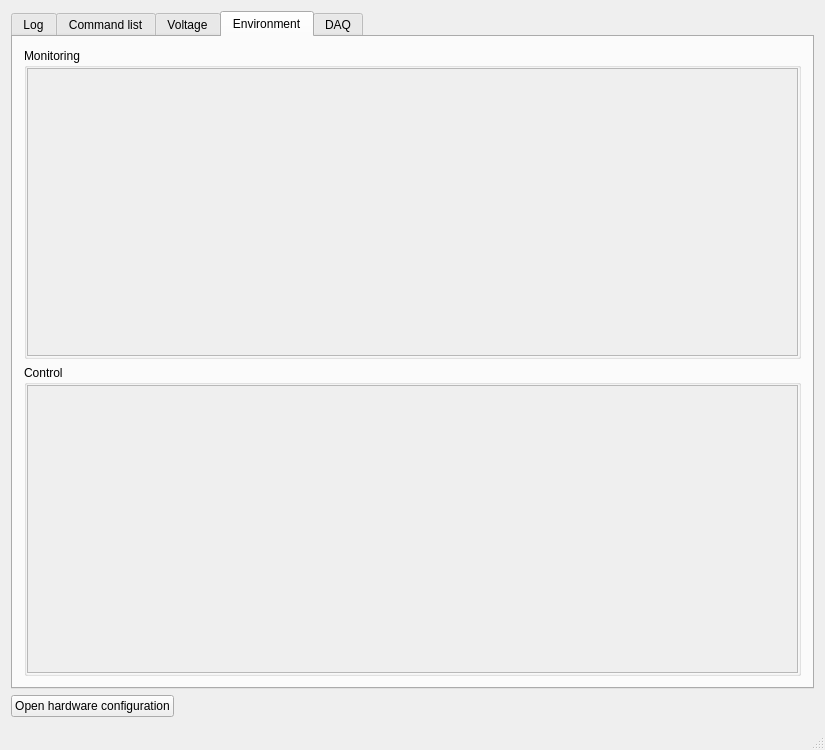
Above: gui/mainwindow.ui from jrueb/Burn-InSetupControlSoftware before the change. Below: the same form after it.
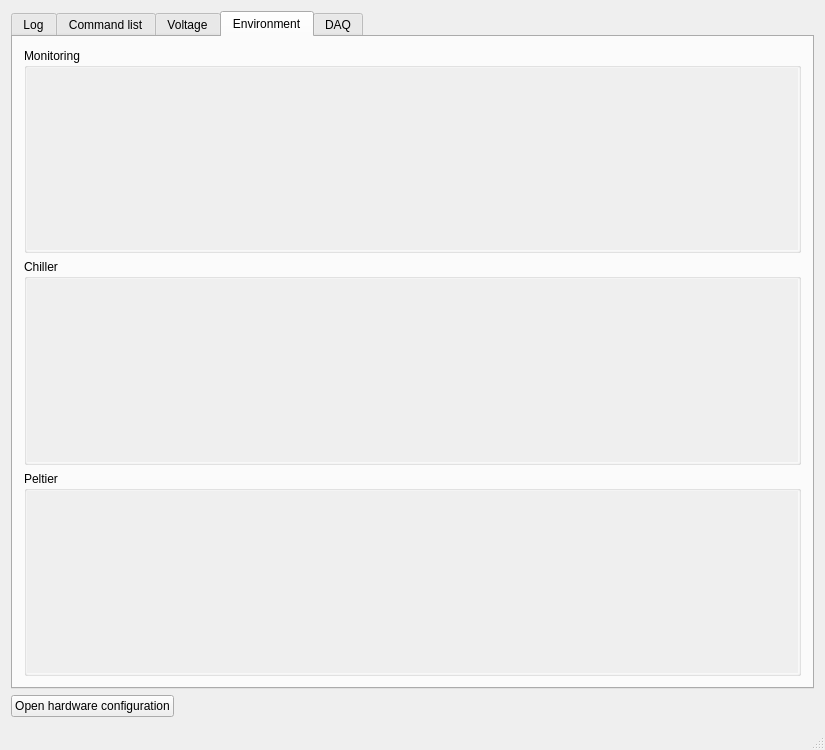
That is the form after the change. The open tabs and pages were chosen to show the change.

Commit message: More robust settings parsing, Widget for peltier

```diff
--- a/gui/mainwindow.ui
+++ b/gui/mainwindow.ui
@@ -327,6 +327,12 @@
              </property>
              <item>
               <widget class="QScrollArea" name="scrollArea_3">
+               <property name="frameShape">
+                <enum>QFrame::NoFrame</enum>
+               </property>
+               <property name="frameShadow">
+                <enum>QFrame::Plain</enum>
+               </property>
                <property name="verticalScrollBarPolicy">
                 <enum>Qt::ScrollBarAsNeeded</enum>
                </property>
@@ -334,6 +340,14 @@
                 <bool>true</bool>
                </property>
                <widget class="QWidget" name="envMonitorContents">
+                <property name="geometry">
+                 <rect>
+                  <x>0</x>
+                  <y>0</y>
+                  <width>777</width>
+                  <height>175</height>
+                 </rect>
+                </property>
                 <layout class="QHBoxLayout" name="envMonitorLayout"/>
                </widget>
               </widget>
@@ -344,7 +358,7 @@
           <item>
            <widget class="QGroupBox" name="groupBox_Chiller">
             <property name="title">
-             <string>Control</string>
+             <string>Chiller</string>
             </property>
             <layout class="QHBoxLayout" name="horizontalLayout_8">
              <property name="spacing">
@@ -364,6 +378,12 @@
              </property>
              <item>
               <widget class="QScrollArea" name="scrollArea_4">
+               <property name="frameShape">
+                <enum>QFrame::NoFrame</enum>
+               </property>
+               <property name="frameShadow">
+                <enum>QFrame::Plain</enum>
+               </property>
                <property name="verticalScrollBarPolicy">
                 <enum>Qt::ScrollBarAsNeeded</enum>
                </property>
@@ -371,6 +391,14 @@
                 <bool>true</bool>
                </property>
                <widget class="QWidget" name="envControlContents">
+                <property name="geometry">
+                 <rect>
+                  <x>0</x>
+                  <y>0</y>
+                  <width>777</width>
+                  <height>176</height>
+                 </rect>
+                </property>
                 <layout class="QHBoxLayout" name="envControlLayout"/>
                </widget>
               </widget>
@@ -378,6 +406,50 @@
             </layout>
            </widget>
           </item>
+          <item>
+           <widget class="QGroupBox" name="groupBox_Peltier">
+            <property name="title">
+             <string>Peltier</string>
+            </property>
+            <layout class="QHBoxLayout" name="horizontalLayout_4">
+             <property name="leftMargin">
+              <number>0</number>
+             </property>
+             <property name="topMargin">
+              <number>0</number>
+             </property>
+             <property name="rightMargin">
+              <number>0</number>
+             </property>
+             <property name="bottomMargin">
+              <number>0</number>
+             </property>
+             <item>
+              <widget class="QScrollArea" name="scrollArea_5">
+               <property name="frameShape">
+                <enum>QFrame::NoFrame</enum>
+               </property>
+               <property name="frameShadow">
+                <enum>QFrame::Plain</enum>
+               </property>
+               <property name="widgetResizable">
+                <bool>true</bool>
+               </property>
+               <widget class="QWidget" name="scrollAreaWidgetContents">
+                <property name="geometry">
+                 <rect>
+                  <x>0</x>
+                  <y>0</y>
+                  <width>777</width>
+                  <height>175</height>
+                 </rect>
+                </property>
+               </widget>
+              </widget>
+             </item>
+            </layout>
+           </widget>
+          </item>
          </layout>
         </item>
        </layout>
```
Left out of the diff: 30 changed lines with no effect on the pictures. The commit also changes 7 other files.
